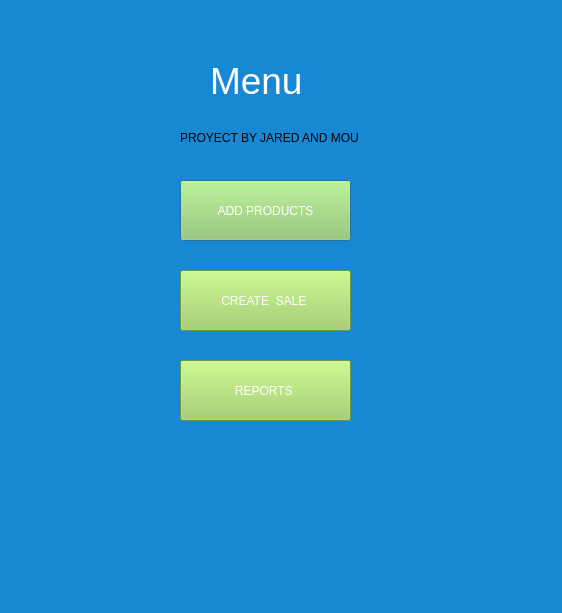
Above: menu.ui from Detectov/PharmacyProject before the change. Below: the same form after it.
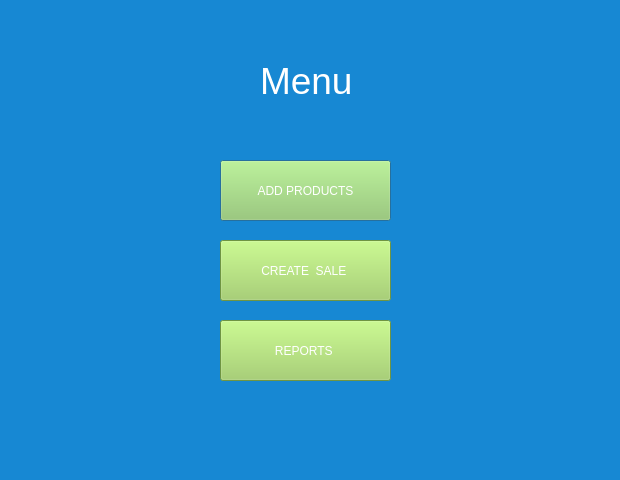
That is the form after the change.

```diff
--- a/menu.ui
+++ b/menu.ui
@@ -6,8 +6,8 @@
    <rect>
     <x>0</x>
     <y>0</y>
-    <width>562</width>
-    <height>613</height>
+    <width>620</width>
+    <height>480</height>
    </rect>
   </property>
   <property name="windowTitle">
@@ -19,7 +19,7 @@
   <widget class="QLabel" name="label">
    <property name="geometry">
     <rect>
-     <x>210</x>
+     <x>260</x>
      <y>50</y>
      <width>121</width>
      <height>61</height>
@@ -32,24 +32,11 @@
     <string>Menu</string>
    </property>
   </widget>
-  <widget class="QLabel" name="label_4">
+  <widget class="QPushButton" name="addbutton">
    <property name="geometry">
     <rect>
-     <x>180</x>
-     <y>130</y>
-     <width>191</width>
-     <height>16</height>
-    </rect>
-   </property>
-   <property name="text">
-    <string>PROYECT BY JARED AND MOU </string>
-   </property>
-  </widget>
-  <widget class="QPushButton" name="pushButton">
-   <property name="geometry">
-    <rect>
-     <x>180</x>
-     <y>180</y>
+     <x>220</x>
+     <y>160</y>
      <width>171</width>
      <height>61</height>
     </rect>
@@ -65,8 +52,8 @@
   <widget class="QPushButton" name="pushButton_2">
    <property name="geometry">
     <rect>
-     <x>180</x>
-     <y>270</y>
+     <x>220</x>
+     <y>240</y>
      <width>171</width>
      <height>61</height>
     </rect>
@@ -82,8 +69,8 @@
   <widget class="QPushButton" name="pushButton_3">
    <property name="geometry">
     <rect>
-     <x>180</x>
-     <y>360</y>
+     <x>220</x>
+     <y>320</y>
      <width>171</width>
      <height>61</height>
     </rect>
```
Left out of the diff: 2 changed lines with no effect on the pictures.
